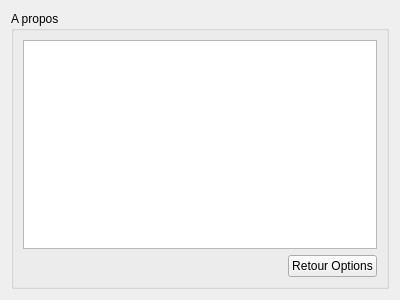
The window that StreetCar/StreetCar/CreditsOption.ui (paboccard/Projet_Prog_Jeu) describes before a commit, drawn with Qt 5.
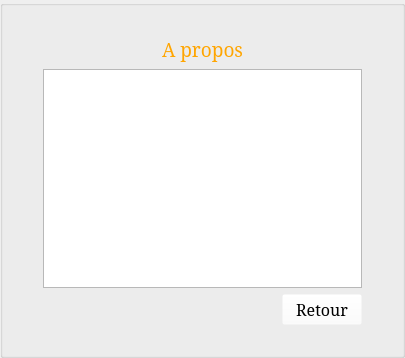
The same window after the commit. Icons and pictures are not drawn.

```diff
--- a/StreetCar/StreetCar/CreditsOption.ui
+++ b/StreetCar/StreetCar/CreditsOption.ui
@@ -6,20 +6,94 @@
    <rect>
     <x>0</x>
     <y>0</y>
-    <width>400</width>
-    <height>300</height>
+    <width>405</width>
+    <height>358</height>
    </rect>
   </property>
   <property name="windowTitle">
    <string>Form</string>
   </property>
   <layout class="QVBoxLayout" name="verticalLayout">
+   <property name="margin">
+    <number>0</number>
+   </property>
    <item>
     <widget class="QGroupBox" name="groupBox">
+     <property name="styleSheet">
+      <string notr="true">#groupBox {
+	border-image: url(:/images/menu_fond);
+}
+
+#label {
+	color: orange;
+}
+
+QPushButton {
+	background-color: rgba(255, 255, 255, 0);
+}</string>
+     </property>
      <property name="title">
-      <string>A propos</string>
+      <string/>
      </property>
      <layout class="QVBoxLayout" name="verticalLayout_2">
+      <property name="sizeConstraint">
+       <enum>QLayout::SetMinimumSize</enum>
+      </property>
+      <property name="leftMargin">
+       <number>40</number>
+      </property>
+      <property name="topMargin">
+       <number>30</number>
+      </property>
+      <property name="rightMargin">
+       <number>40</number>
+      </property>
+      <property name="bottomMargin">
+       <number>30</number>
+      </property>
+      <item>
+       <layout class="QHBoxLayout" name="horizontalLayout_2">
+        <item>
+         <spacer name="horizontalSpacer_2">
+          <property name="orientation">
+           <enum>Qt::Horizontal</enum>
+          </property>
+          <property name="sizeHint" stdset="0">
+           <size>
+            <width>40</width>
+            <height>20</height>
+           </size>
+          </property>
+         </spacer>
+        </item>
+        <item>
+         <widget class="QLabel" name="label">
+          <property name="font">
+           <font>
+            <family>Serif</family>
+            <pointsize>14</pointsize>
+           </font>
+          </property>
+          <property name="text">
+           <string>A propos</string>
+          </property>
+         </widget>
+        </item>
+        <item>
+         <spacer name="horizontalSpacer_3">
+          <property name="orientation">
+           <enum>Qt::Horizontal</enum>
+          </property>
+          <property name="sizeHint" stdset="0">
+           <size>
+            <width>40</width>
+            <height>20</height>
+           </size>
+          </property>
+         </spacer>
+        </item>
+       </layout>
+      </item>
       <item>
        <widget class="QListView" name="listView"/>
       </item>
@@ -40,8 +114,14 @@
         </item>
         <item>
          <widget class="QPushButton" name="buttonBack">
+          <property name="font">
+           <font>
+            <family>Serif</family>
+            <pointsize>12</pointsize>
+           </font>
+          </property>
           <property name="text">
-           <string>Retour Options</string>
+           <string>Retour</string>
           </property>
          </widget>
         </item>
```
